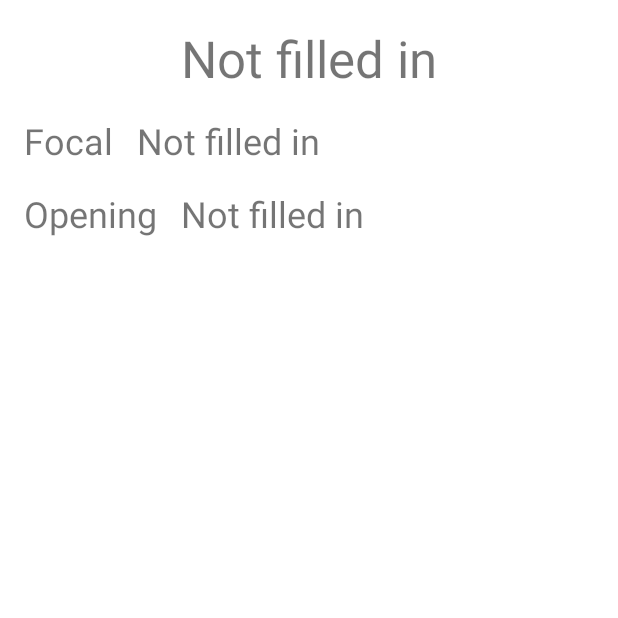
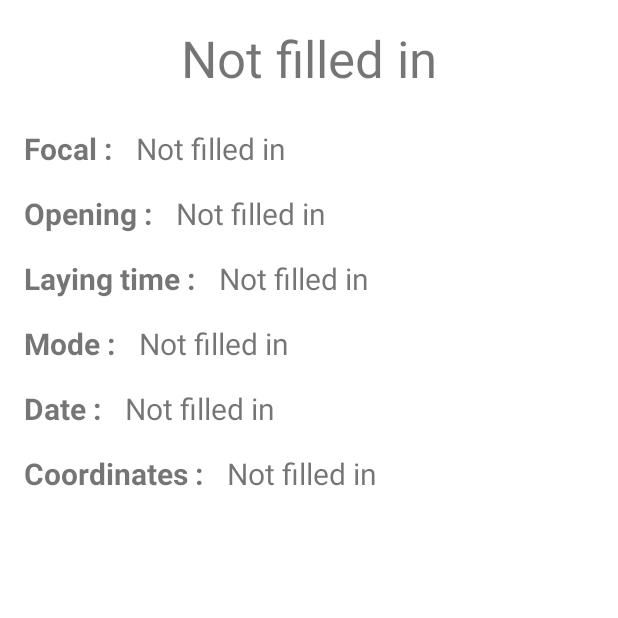
Before and after one commit to Arthur150/FDBSilverFilm, an Android app: the PictureDetailsActivity screen opened directly, with no data from a screen before it, on a phone screen of 412 x 824 dp, the top half of it. Run offline under Robolectric (Android 15) with nearby library versions, the phone set to English and light mode, and no system bars.

Commit message:
Fin de la vue XML

```diff
--- a/app/src/main/res/layout/activity_picture_details.xml
+++ b/app/src/main/res/layout/activity_picture_details.xml
@@ -24,9 +24,10 @@
         android:layout_width="wrap_content"
         android:layout_height="wrap_content"
         android:layout_marginStart="16dp"
-        android:layout_marginTop="16dp"
+        android:layout_marginTop="24dp"
         android:text="@string/Focal"
-        android:textSize="24sp"
+        android:textSize="20sp"
+        android:textStyle="bold"
         app:layout_constraintStart_toStartOf="parent"
         app:layout_constraintTop_toBottomOf="@+id/picture_details_title" />
 
@@ -35,10 +36,10 @@
         android:layout_width="0dp"
         android:layout_height="wrap_content"
         android:layout_marginStart="16dp"
-        android:layout_marginTop="16dp"
+        android:layout_marginTop="24dp"
         android:layout_marginEnd="16dp"
         android:text="@string/NR"
-        android:textSize="24sp"
+        android:textSize="20sp"
         app:layout_constraintEnd_toEndOf="parent"
         app:layout_constraintStart_toEndOf="@+id/focal_label"
         app:layout_constraintTop_toBottomOf="@+id/picture_details_title" />
@@ -50,7 +51,8 @@
         android:layout_marginStart="16dp"
         android:layout_marginTop="16dp"
         android:text="@string/Opening"
-        android:textSize="24sp"
+        android:textSize="20sp"
+        android:textStyle="bold"
         app:layout_constraintStart_toStartOf="parent"
         app:layout_constraintTop_toBottomOf="@+id/focal_label" />
 
@@ -62,8 +64,108 @@
         android:layout_marginTop="16dp"
         android:layout_marginEnd="16dp"
         android:text="@string/NR"
-        android:textSize="24sp"
+        android:textSize="20sp"
         app:layout_constraintEnd_toEndOf="parent"
         app:layout_constraintStart_toEndOf="@+id/opening_label"
         app:layout_constraintTop_toBottomOf="@+id/focal_value_label" />
+
+    <TextView
+        android:id="@+id/laying_time_label"
+        android:layout_width="wrap_content"
+        android:layout_height="wrap_content"
+        android:layout_marginStart="16dp"
+        android:layout_marginTop="16dp"
+        android:text="@string/LayingTime"
+        android:textSize="20sp"
+        android:textStyle="bold"
+        app:layout_constraintStart_toStartOf="parent"
+        app:layout_constraintTop_toBottomOf="@+id/opening_label" />
+
+    <TextView
+        android:id="@+id/laying_time_value_label"
+        android:layout_width="0dp"
+        android:layout_height="wrap_content"
+        android:layout_marginStart="16dp"
+        android:layout_marginTop="16dp"
+        android:layout_marginEnd="16dp"
+        android:text="@string/NR"
+        android:textSize="20sp"
+        app:layout_constraintEnd_toEndOf="parent"
+        app:layout_constraintStart_toEndOf="@+id/laying_time_label"
+        app:layout_constraintTop_toBottomOf="@+id/opening_value_label" />
+
+    <TextView
+        android:id="@+id/mode_label"
+        android:layout_width="wrap_content"
+        android:layout_height="wrap_content"
+        android:layout_marginStart="16dp"
+        android:layout_marginTop="16dp"
+        android:text="@string/Mode"
+        android:textSize="20sp"
+        android:textStyle="bold"
+        app:layout_constraintStart_toStartOf="parent"
+        app:layout_constraintTop_toBottomOf="@+id/laying_time_label" />
+
+    <TextView
+        android:id="@+id/mode_value_label"
+        android:layout_width="0dp"
+        android:layout_height="wrap_content"
+        android:layout_marginStart="16dp"
+        android:layout_marginTop="16dp"
+        android:layout_marginEnd="16dp"
+        android:text="@string/NR"
+        android:textSize="20sp"
+        app:layout_constraintEnd_toEndOf="parent"
+        app:layout_constraintStart_toEndOf="@+id/mode_label"
+        app:layout_constraintTop_toBottomOf="@+id/laying_time_value_label" />
+
+    <TextView
+        android:id="@+id/date_label"
+        android:layout_width="wrap_content"
+        android:layout_height="wrap_content"
+        android:layout_marginStart="16dp"
+        android:layout_marginTop="16dp"
+        android:text="@string/Date"
+        android:textSize="20sp"
+        android:textStyle="bold"
+        app:layout_constraintStart_toStartOf="parent"
+        app:layout_constraintTop_toBottomOf="@+id/mode_label" />
+
+    <TextView
+        android:id="@+id/date_value_label"
+        android:layout_width="0dp"
+        android:layout_height="wrap_content"
+        android:layout_marginStart="16dp"
+        android:layout_marginTop="16dp"
+        android:layout_marginEnd="16dp"
+        android:text="@string/NR"
+        android:textSize="20sp"
+        app:layout_constraintEnd_toEndOf="parent"
+        app:layout_constraintStart_toEndOf="@+id/date_label"
+        app:layout_constraintTop_toBottomOf="@+id/mode_value_label" />
+
+    <TextView
+        android:id="@+id/coordinates_label"
+        android:layout_width="wrap_content"
+        android:layout_height="wrap_content"
+        android:layout_marginStart="16dp"
+        android:layout_marginTop="16dp"
+        android:text="@string/Coordinates"
+        android:textSize="20sp"
+        android:textStyle="bold"
+        app:layout_constraintStart_toStartOf="parent"
+        app:layout_constraintTop_toBottomOf="@+id/date_label" />
+
+    <TextView
+        android:id="@+id/coordinates_value_label"
+        android:layout_width="0dp"
+        android:layout_height="wrap_content"
+        android:layout_marginStart="16dp"
+        android:layout_marginTop="16dp"
+        android:layout_marginEnd="16dp"
+        android:text="@string/NR"
+        android:textSize="20sp"
+        app:layout_constraintEnd_toEndOf="parent"
+        app:layout_constraintStart_toEndOf="@+id/coordinates_label"
+        app:layout_constraintTop_toBottomOf="@+id/date_value_label" />
 </androidx.constraintlayout.widget.ConstraintLayout>
--- a/app/src/main/res/values/strings.xml
+++ b/app/src/main/res/values/strings.xml
@@ -1,6 +1,10 @@
 <resources>
     <string name="app_name">FDB SilverFilm</string>
-    <string name="Focal">Focal</string>
     <string name="NR">Not filled in</string>
-    <string name="Opening">Opening</string>
+    <string name="Opening">Opening :</string>
+    <string name="LayingTime">Laying time :</string>
+    <string name="Mode">Mode :</string>
+    <string name="Date">Date :</string>
+    <string name="Focal">Focal :</string>
+    <string name="Coordinates">Coordinates :</string>
 </resources>
```
Also changed, not shown: 4 other files.
